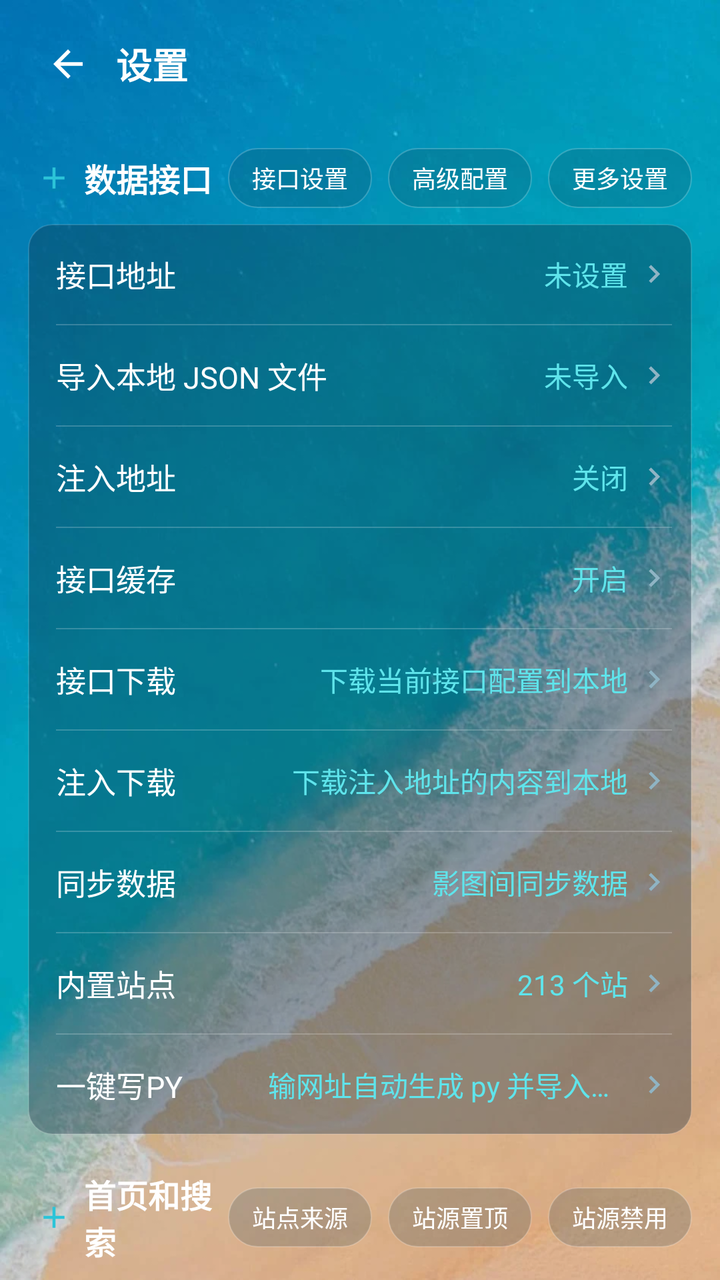
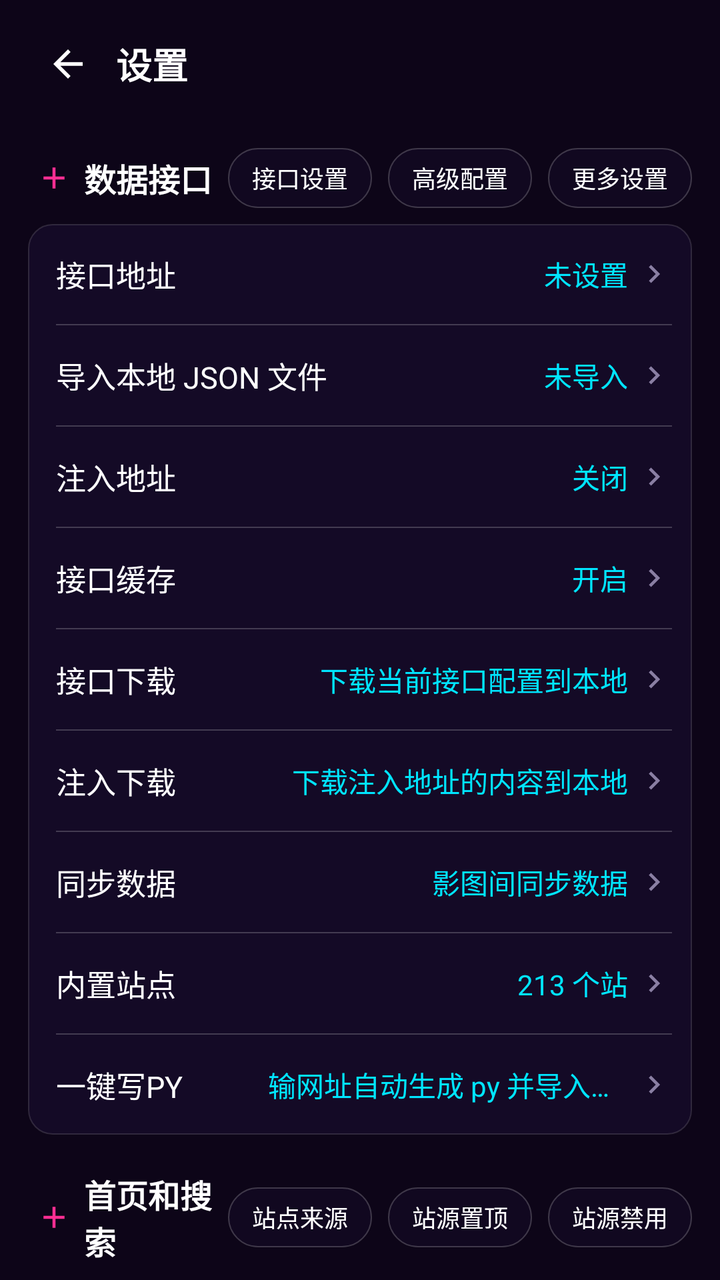

Before-and-after screenshots of an Android layout around one commit, followed by the original layout XML and the change that was made.
<!-- AndroidManifest.xml: application theme AppTheme -->
<!-- res/layout/activity_setting.xml -->
<?xml version="1.0" encoding="utf-8"?>
<ScrollView xmlns:android="http://schemas.android.com/apk/res/android"
    xmlns:app="http://schemas.android.com/apk/res-auto"
    android:layout_width="match_parent"
    android:layout_height="match_parent"
    android:fillViewport="true"
    android:fitsSystemWindows="true"
    android:scrollbars="none">

    <LinearLayout
        android:layout_width="match_parent"
        android:layout_height="wrap_content"
        android:orientation="vertical"
        android:paddingStart="14dp"
        android:paddingEnd="14dp"
        android:paddingTop="8dp"
        android:paddingBottom="24dp">

        
        <LinearLayout
            android:layout_width="match_parent"
            android:layout_height="48dp"
            android:gravity="center_vertical"
            android:orientation="horizontal">

            <ImageView
                android:id="@+id/ivBack"
                android:layout_width="40dp"
                android:layout_height="40dp"
                android:background="?attr/selectableItemBackgroundBorderless"
                android:padding="9dp"
                android:src="@drawable/ic_back"
                app:tint="@color/text_primary" />

            <TextView
                android:layout_width="0dp"
                android:layout_height="wrap_content"
                android:layout_weight="1"
                android:layout_marginStart="4dp"
                android:text="@string/title_setting"
                android:textColor="@color/text_primary"
                android:textSize="18sp"
                android:textStyle="bold" />
        </LinearLayout>

        
        <LinearLayout style="@style/SettingSectionHeader">
            <TextView style="@style/SettingSectionTitle" android:text="@string/sec_data" />
            <TextView android:id="@+id/btnApiSetting" style="@style/SettingHeaderBtn" android:text="@string/act_api_setting" />
            <TextView android:id="@+id/btnApiAdvanced" style="@style/SettingHeaderBtn" android:text="@string/act_api_advanced" />
            <TextView android:id="@+id/btnApiMore" style="@style/SettingHeaderBtn" android:text="更多设置" />
        </LinearLayout>

        <LinearLayout style="@style/SettingCard">
            <LinearLayout android:id="@+id/rowApiUrl" style="@style/SettingRow">
                <TextView style="@style/SettingLabel" android:text="@string/row_api_url" />
                <TextView android:id="@+id/tvApiUrl" style="@style/SettingValue" android:text="@string/val_not_set" />
                <ImageView style="@style/SettingArrow" />
            </LinearLayout>

            <View style="@style/SettingSep" />

            <LinearLayout android:id="@+id/rowImportLocalJson" style="@style/SettingRow">
                <TextView style="@style/SettingLabel" android:text="导入本地 JSON 文件" />
                <TextView android:id="@+id/tvImportLocalJson" style="@style/SettingValue" android:text="未导入" />
                <ImageView style="@style/SettingArrow" />
            </LinearLayout>

            <View style="@style/SettingSep" />

            <LinearLayout android:id="@+id/rowInject" style="@style/SettingRow">
                <TextView style="@style/SettingLabel" android:text="@string/row_inject" />
                <TextView android:id="@+id/tvInject" style="@style/SettingValue" android:text="@string/val_off" />
                <ImageView style="@style/SettingArrow" />
            </LinearLayout>

            <View style="@style/SettingSep" />

            <LinearLayout android:id="@+id/rowApiCache" style="@style/SettingRow">
                <TextView style="@style/SettingLabel" android:text="@string/row_api_cache" />
                <TextView android:id="@+id/tvApiCache" style="@style/SettingValue" android:text="@string/val_on" />
                <ImageView style="@style/SettingArrow" />
            </LinearLayout>

            <View style="@style/SettingSep" />

            <LinearLayout android:id="@+id/rowApiDownload" style="@style/SettingRow">
                <TextView style="@style/SettingLabel" android:text="接口下载" />
                <TextView android:id="@+id/tvApiDownload" style="@style/SettingValue" android:text="下载当前接口配置到本地" />
                <ImageView style="@style/SettingArrow" />
            </LinearLayout>

            <View style="@style/SettingSep" />

            <LinearLayout android:id="@+id/rowInjectDownload" style="@style/SettingRow">
                <TextView style="@style/SettingLabel" android:text="注入下载" />
                <TextView android:id="@+id/tvInjectDownload" style="@style/SettingValue" android:text="下载注入地址的内容到本地" />
                <ImageView style="@style/SettingArrow" />
            </LinearLayout>

            <View style="@style/SettingSep" />

            <LinearLayout android:id="@+id/rowSyncData" style="@style/SettingRow">
                <TextView style="@style/SettingLabel" android:text="同步数据" />
                <TextView android:id="@+id/tvSyncData" style="@style/SettingValue" android:text="影图间同步数据" />
                <ImageView style="@style/SettingArrow" />
            </LinearLayout>

            <View style="@style/SettingSep" />

            <LinearLayout android:id="@+id/rowBuiltinZone" style="@style/SettingRow">
                <TextView style="@style/SettingLabel" android:text="内置站点" />
                <TextView android:id="@+id/tvBuiltinZone" style="@style/SettingValue" android:text="213 个站" />
                <ImageView style="@style/SettingArrow" />
            </LinearLayout>

            <View style="@style/SettingSep" />

            <LinearLayout android:id="@+id/rowOneKeyPy" style="@style/SettingRow">
                <TextView style="@style/SettingLabel" android:text="一键写PY" />
                <TextView style="@style/SettingValue" android:text="输网址自动生成 py 并导入站源管理" />
                <ImageView style="@style/SettingArrow" />
            </LinearLayout>
        </LinearLayout>

        
        <LinearLayout style="@style/SettingSectionHeader">
            <TextView style="@style/SettingSectionTitle" android:text="@string/sec_home" />
            <TextView android:id="@+id/btnSiteSource" style="@style/SettingHeaderBtn" android:text="站点来源" />
            <TextView android:id="@+id/btnSourcePin" style="@style/SettingHeaderBtn" android:text="@string/act_source_pin" />
            <TextView android:id="@+id/btnSourceDisable" style="@style/SettingHeaderBtn" android:text="@string/act_source_disable" />
        </LinearLayout>

        <LinearLayout style="@style/SettingCard">
            <LinearLayout android:id="@+id/rowStartSource" style="@style/SettingRow">
                <TextView style="@style/SettingLabel" android:text="@string/row_start_source" />
                <TextView android:id="@+id/tvStartSource" style="@style/SettingValue" android:text="@string/val_off" />
                <ImageView style="@style/SettingArrow" />
            </LinearLayout>

            <View style="@style/SettingSep" />

            <LinearLayout android:id="@+id/rowHomeRec" style="@style/SettingRow">
                <TextView style="@style/SettingLabel" android:text="@string/row_home_rec" />
                <TextView android:id="@+id/tvHomeRec" style="@style/SettingValue" android:text="@string/val_douban" />
                <ImageView style="@style/SettingArrow" />
            </LinearLayout>

            <View style="@style/SettingSep" />

            <LinearLayout android:id="@+id/rowSearchShow" style="@style/SettingRow">
                <TextView style="@style/SettingLabel" android:text="@string/row_search_show" />
                <TextView android:id="@+id/tvSearchShow" style="@style/SettingValue" android:text="@string/val_pic_text" />
                <ImageView style="@style/SettingArrow" />
            </LinearLayout>

            <View style="@style/SettingSep" />

            <LinearLayout android:id="@+id/rowHomeLayout" style="@style/SettingRow">
                <TextView style="@style/SettingLabel" android:text="首页布局" />
                <TextView android:id="@+id/tvHomeLayout" style="@style/SettingValue" android:text="侧边栏" />
                <ImageView style="@style/SettingArrow" />
            </LinearLayout>

            <View style="@style/SettingSep" />

            <LinearLayout android:id="@+id/rowHomeSourceCols" style="@style/SettingRow">
                <TextView style="@style/SettingLabel" android:text="首页选源列数" />
                <TextView android:id="@+id/tvHomeSourceCols" style="@style/SettingValue" android:text="2 列" />
                <ImageView style="@style/SettingArrow" />
            </LinearLayout>

            <View style="@style/SettingSep" />

            <LinearLayout android:id="@+id/rowSearchSite" style="@style/SettingRow">
                <TextView style="@style/SettingLabel" android:text="搜索站点" />
                <TextView android:id="@+id/tvSearchSite" style="@style/SettingValue" android:text="全部" />
                <ImageView style="@style/SettingArrow" />
            </LinearLayout>
        </LinearLayout>

        
        <LinearLayout style="@style/SettingSectionHeader">
            <TextView style="@style/SettingSectionTitle" android:text="@string/sec_play" />
        </LinearLayout>

        <LinearLayout style="@style/SettingCard">
            <LinearLayout android:id="@+id/rowDetailStyle" style="@style/SettingRow">
                <TextView style="@style/SettingLabel" android:text="@string/row_detail_style" />
                <TextView android:id="@+id/tvDetailStyle" style="@style/SettingValue" android:text="@string/val_detail_style" />
                <ImageView style="@style/SettingArrow" />
            </LinearLayout>

            <View style="@style/SettingSep" />

            <LinearLayout android:id="@+id/rowProgressTag" style="@style/SettingRow">
                <TextView style="@style/SettingLabel" android:text="@string/row_progress_tag" />
                <TextView android:id="@+id/tvProgressTag" style="@style/SettingValue" android:text="@string/val_name" />
                <ImageView style="@style/SettingArrow" />
            </LinearLayout>

            <View style="@style/SettingSep" />

            <LinearLayout android:id="@+id/rowPlayer" style="@style/SettingRow">
                <TextView style="@style/SettingLabel" android:text="@string/row_player" />
                <TextView android:id="@+id/tvPlayer" style="@style/SettingValue" android:text="@string/val_exo" />
                <ImageView style="@style/SettingArrow" />
            </LinearLayout>

            <View style="@style/SettingSep" />

            <LinearLayout android:id="@+id/rowRender" style="@style/SettingRow">
                <TextView style="@style/SettingLabel" android:text="@string/row_render" />
                <TextView android:id="@+id/tvRender" style="@style/SettingValue" android:text="@string/val_texture" />
                <ImageView style="@style/SettingArrow" />
            </LinearLayout>

            <View style="@style/SettingSep" />

            <LinearLayout android:id="@+id/rowScale" style="@style/SettingRow">
                <TextView style="@style/SettingLabel" android:text="@string/row_scale" />
                <TextView android:id="@+id/tvScale" style="@style/SettingValue" android:text="@string/val_fit" />
                <ImageView style="@style/SettingArrow" />
            </LinearLayout>

            <View style="@style/SettingSep" />

            <LinearLayout android:id="@+id/rowParse" style="@style/SettingRow">
                <TextView style="@style/SettingLabel" android:text="@string/setting_default_parse" />
                <TextView android:id="@+id/tvParseName" style="@style/SettingValue" android:text="@string/parse_none" />
                <ImageView style="@style/SettingArrow" />
            </LinearLayout>

            <View style="@style/SettingSep" />

            <LinearLayout android:id="@+id/rowSkipAd" style="@style/SettingRow">
                <TextView style="@style/SettingLabel" android:text="@string/row_skip_ad" />
                <TextView android:id="@+id/tvSkipAd" style="@style/SettingValue" android:text="@string/val_on" />
                <ImageView style="@style/SettingArrow" />
            </LinearLayout>

            <View style="@style/SettingSep" />

            <LinearLayout android:id="@+id/rowSnifferView" style="@style/SettingRow">
                <TextView style="@style/SettingLabel" android:text="嗅探View" />
                <TextView android:id="@+id/tvSnifferView" style="@style/SettingValue" android:text="系统自带" />
                <ImageView style="@style/SettingArrow" />
            </LinearLayout>

            <View style="@style/SettingSep" />

            <LinearLayout android:id="@+id/rowAutoFloat" style="@style/SettingRow">
                <TextView style="@style/SettingLabel" android:text="@string/row_auto_float" />
                <TextView android:id="@+id/tvAutoFloat" style="@style/SettingValue" android:text="@string/val_off" />
                <ImageView style="@style/SettingArrow" />
            </LinearLayout>

            <View style="@style/SettingSep" />

            <LinearLayout android:id="@+id/rowBufferTimeout" style="@style/SettingRow">
                <TextView style="@style/SettingLabel" android:text="缓冲超时时间" />
                <TextView android:id="@+id/tvBufferTimeout" style="@style/SettingValue" android:text="@string/val_off" />
                <ImageView style="@style/SettingArrow" />
            </LinearLayout>

            <View style="@style/SettingSep" />

            <LinearLayout android:id="@+id/rowIjkBuffer" style="@style/SettingRow">
                <TextView style="@style/SettingLabel" android:text="IJK边播边存" />
                <TextView android:id="@+id/tvIjkBuffer" style="@style/SettingValue" android:text="@string/val_off" />
                <ImageView style="@style/SettingArrow" />
            </LinearLayout>

            <View style="@style/SettingSep" />

            <LinearLayout android:id="@+id/rowIjkDecode" style="@style/SettingRow">
                <TextView style="@style/SettingLabel" android:text="IJK解码" />
                <TextView android:id="@+id/tvIjkDecode" style="@style/SettingValue" android:text="硬解码" />
                <ImageView style="@style/SettingArrow" />
            </LinearLayout>

            <View style="@style/SettingSep" />

            <LinearLayout android:id="@+id/rowCacheLocation" style="@style/SettingRow">
                <TextView style="@style/SettingLabel" android:text="缓存位置" />
                <TextView android:id="@+id/tvCacheLocation" style="@style/SettingValue" android:text="默认" />
                <ImageView style="@style/SettingArrow" />
            </LinearLayout>
        </LinearLayout>

        
        <LinearLayout style="@style/SettingSectionHeader">
            <TextView style="@style/SettingSectionTitle" android:text="@string/sec_system" />
        </LinearLayout>

        <LinearLayout style="@style/SettingCard">
            <LinearLayout android:id="@+id/rowOrientation" style="@style/SettingRow">
                <TextView style="@style/SettingLabel" android:text="@string/row_orientation" />
                <TextView android:id="@+id/tvOrientation" style="@style/SettingValue" android:text="@string/val_portrait" />
                <ImageView style="@style/SettingArrow" />
            </LinearLayout>

            <View style="@style/SettingSep" />

            <LinearLayout android:id="@+id/rowDarkMode" style="@style/SettingRow">
                <TextView style="@style/SettingLabel" android:text="@string/setting_dark_mode" />
                <androidx.appcompat.widget.SwitchCompat
                    android:id="@+id/swDark"
                    android:layout_width="wrap_content"
                    android:layout_height="wrap_content" />
            </LinearLayout>

            <View style="@style/SettingSep" />

            <LinearLayout android:id="@+id/rowStartPage" style="@style/SettingRow">
                <TextView style="@style/SettingLabel" android:text="@string/row_start_page" />
                <TextView android:id="@+id/tvStartPage" style="@style/SettingValue" android:text="@string/val_home" />
                <ImageView style="@style/SettingArrow" />
            </LinearLayout>

            <View style="@style/SettingSep" />

            <LinearLayout android:id="@+id/rowSecureDns" style="@style/SettingRow">
                <TextView style="@style/SettingLabel" android:text="安全DNS" />
                <TextView android:id="@+id/tvSecureDns" style="@style/SettingValue" android:text="@string/val_off" />
                <ImageView style="@style/SettingArrow" />
            </LinearLayout>

            <View style="@style/SettingSep" />

            <LinearLayout android:id="@+id/rowWallpaperFx" style="@style/SettingRow">
                <TextView style="@style/SettingLabel" android:text="壁纸虚化|亮度" />
                <TextView android:id="@+id/tvWallpaperFx" style="@style/SettingValue" android:text="0 | 0" />
                <ImageView style="@style/SettingArrow" />
            </LinearLayout>

            <View style="@style/SettingSep" />

            <LinearLayout android:id="@+id/rowCateViewType" style="@style/SettingRow">
                <TextView style="@style/SettingLabel" android:text="分类视图类型" />
                <TextView android:id="@+id/tvCateViewType" style="@style/SettingValue" android:text="普通视图1" />
                <ImageView style="@style/SettingArrow" />
            </LinearLayout>

            <View style="@style/SettingSep" />

            <LinearLayout android:id="@+id/rowCateViewCols" style="@style/SettingRow">
                <TextView style="@style/SettingLabel" android:text="分类视图列数" />
                <TextView android:id="@+id/tvCateViewCols" style="@style/SettingValue" android:text="方案2" />
                <ImageView style="@style/SettingArrow" />
            </LinearLayout>

            <View style="@style/SettingSep" />

            <LinearLayout android:id="@+id/rowAutoClear" style="@style/SettingRow">
                <TextView style="@style/SettingLabel" android:text="自清播放缓存" />
                <androidx.appcompat.widget.SwitchCompat
                    android:id="@+id/swAutoClear"
                    android:layout_width="wrap_content"
                    android:layout_height="wrap_content" />
            </LinearLayout>

            <View style="@style/SettingSep" />

            <LinearLayout android:id="@+id/rowGridColumns" style="@style/SettingRow">
                <TextView style="@style/SettingLabel" android:text="@string/row_grid_columns" />
                <TextView android:id="@+id/tvGridColumns" style="@style/SettingValue" android:text="@string/val_columns3" />
                <ImageView style="@style/SettingArrow" />
            </LinearLayout>

            <View style="@style/SettingSep" />

            <LinearLayout android:id="@+id/rowClearCache" style="@style/SettingRow">
                <TextView style="@style/SettingLabel" android:text="清除缓存" />
                <TextView android:id="@+id/tvCacheHint" style="@style/SettingValue" android:text="@string/val_on" />
                <ImageView style="@style/SettingArrow" />
            </LinearLayout>

            <View style="@style/SettingSep" />

            <LinearLayout android:id="@+id/rowDramaPreload" style="@style/SettingRow">
                <TextView style="@style/SettingLabel" android:text="短剧预加载" />
                <androidx.appcompat.widget.SwitchCompat
                    android:id="@+id/swDramaPreload"
                    android:layout_width="wrap_content"
                    android:layout_height="wrap_content" />
            </LinearLayout>

            <View style="@style/SettingSep" />

            <LinearLayout android:id="@+id/rowBackgroundPlay" style="@style/SettingRow">
                <TextView style="@style/SettingLabel" android:text="@string/row_background_play" />
                <androidx.appcompat.widget.SwitchCompat
                    android:id="@+id/swBackgroundPlay"
                    android:layout_width="wrap_content"
                    android:layout_height="wrap_content" />
            </LinearLayout>

            <View style="@style/SettingSep" />

            <LinearLayout android:id="@+id/rowWallpaper" style="@style/SettingRow">
                <TextView style="@style/SettingLabel" android:text="壁纸" />
                <TextView android:id="@+id/tvWallpaper" style="@style/SettingValue" android:text="默认" />
                <ImageView style="@style/SettingArrow" />
            </LinearLayout>
        </LinearLayout>

        
        <LinearLayout
            android:layout_width="match_parent"
            android:layout_height="wrap_content"
            android:layout_marginTop="10dp"
            android:orientation="horizontal"
            android:weightSum="2">

            <TextView
                android:id="@+id/btnBackup"
                style="@style/SettingBottomBtn"
                android:layout_marginEnd="5dp"
                android:text="@string/act_backup" />

            <TextView
                android:id="@+id/btnClearCache"
                style="@style/SettingBottomBtn"
                android:layout_marginStart="5dp"
                android:text="@string/act_clear_cache" />
        </LinearLayout>

        <LinearLayout
            android:layout_width="match_parent"
            android:layout_height="wrap_content"
            android:layout_marginTop="10dp"
            android:orientation="horizontal"
            android:weightSum="2">

            <TextView
                android:id="@+id/btnUpdate"
                style="@style/SettingBottomBtn"
                android:layout_marginEnd="5dp"
                android:text="@string/act_update" />

            <TextView
                android:id="@+id/btnAbout"
                style="@style/SettingBottomBtn"
                android:layout_marginStart="5dp"
                android:text="@string/act_about" />
        </LinearLayout>

        <TextView
            android:id="@+id/tvVersion"
            android:layout_width="match_parent"
            android:layout_height="wrap_content"
            android:layout_marginTop="16dp"
            android:gravity="center"
            android:textColor="@color/text_secondary"
            android:textSize="12sp" />
    </LinearLayout>
</ScrollView>
<!-- resources referenced by this layout -->
<resources>
  <color name="text_primary">#FFFFFF</color>
  <color name="text_secondary">#C4DEE9</color>
  <string name="act_about">关于</string>
  <string name="act_api_advanced">高级配置</string>
  <string name="act_api_setting">接口设置</string>
  <string name="act_backup">数据备份</string>
  <string name="act_clear_cache">清除缓存</string>
  <string name="act_source_disable">站源禁用</string>
  <string name="act_source_pin">站源置顶</string>
  <string name="act_update">检测更新</string>
  <string name="parse_none">未配置</string>
  <string name="row_api_cache">接口缓存</string>
  <string name="row_api_url">接口地址</string>
  <string name="row_auto_float">自动悬浮</string>
  <string name="row_background_play">后台播放</string>
  <string name="row_detail_style">详情页样式</string>
  <string name="row_grid_columns">首页网格列数</string>
  <string name="row_home_rec">首页推荐</string>
  <string name="row_inject">注入地址</string>
  <string name="row_orientation">屏幕方向</string>
  <string name="row_player">默认播放器</string>
  <string name="row_progress_tag">进度标识</string>
  <string name="row_render">渲染方式</string>
  <string name="row_scale">画面缩放</string>
  <string name="row_search_show">搜索展示</string>
  <string name="row_skip_ad">解析跳过防盗</string>
  <string name="row_start_page">默认启动</string>
  <string name="row_start_source">启动站源</string>
  <string name="sec_data">数据接口</string>
  <string name="sec_home">首页和搜索</string>
  <string name="sec_play">播放设置</string>
  <string name="sec_system">系统设置</string>
  <string name="setting_dark_mode">深色模式</string>
  <string name="setting_default_parse">默认解析</string>
  <string name="title_setting">设置</string>
  <string name="val_columns3">3 列</string>
  <string name="val_detail_style">影音图片</string>
  <string name="val_douban">豆瓣热播</string>
  <string name="val_exo">ExoPlayer</string>
  <string name="val_fit">适应</string>
  <string name="val_home">首页</string>
  <string name="val_name">名称</string>
  <string name="val_not_set">未设置 </string>
  <string name="val_off">关闭</string>
  <string name="val_on">开启</string>
  <string name="val_pic_text">图片｜文字</string>
  <string name="val_portrait">竖屏</string>
  <string name="val_texture">TextureView</string>
  <style name="SettingArrow">
          <item name="android:layout_width">18dp</item>
          <item name="android:layout_height">18dp</item>
          <item name="android:layout_marginStart">4dp</item>
          <item name="android:src">@drawable/ic_arrow_right</item>
      </style>
  <style name="SettingSep">
          <item name="android:layout_width">match_parent</item>
          <item name="android:layout_height">0.5dp</item>
          <item name="android:background">@color/divider</item>
      </style>
  <style name="AppTheme" parent="Base.AppTheme" />
  <color name="divider">#33FFFFFF</color>
  <color name="value_teal">#5FE4EB</color>
  <style name="Base.AppTheme" parent="Theme.Material3.Dark.NoActionBar">
          <item name="colorPrimary">@color/colorPrimary</item>
          <item name="colorOnPrimary">@color/colorOnPrimary</item>
          <item name="colorPrimaryVariant">@color/colorPrimaryVariant</item>
          <item name="android:statusBarColor">@android:color/transparent</item>
          <item name="android:navigationBarColor">@android:color/transparent</item>
          <item name="android:windowBackground">@drawable/bg_beach</item>
          <item name="android:windowDrawsSystemBarBackgrounds">true</item>
          <item name="android:forceDarkAllowed">false</item>
      </style>
  <color name="text_hint">#8FB4C4</color>
  <color name="card_bg_strong">#59102A3C</color>
  <color name="card_bg">#3313384A</color>
  <color name="colorPrimary">#2BC4D8</color>
  <color name="colorOnPrimary">#06202A</color>
  <color name="colorPrimaryVariant">#1FA7BC</color>
  <!-- drawable bg_beach: webp bitmap (drawable-nodpi, 64794 bytes) -->
  <!-- unchanged entries left out for length: 13 -->
</resources>

<!-- the commit's change to res/layout/activity_setting.xml (unified diff, before → after) -->
@@ -151,14 +151,6 @@
             <LinearLayout android:id="@+id/rowSearchShow" style="@style/SettingRow">
                 <TextView style="@style/SettingLabel" android:text="@string/row_search_show" />
                 <TextView android:id="@+id/tvSearchShow" style="@style/SettingValue" android:text="@string/val_pic_text" />
-                <ImageView style="@style/SettingArrow" />
-            </LinearLayout>
-
-            <View style="@style/SettingSep" />
-
-            <LinearLayout android:id="@+id/rowHomeLayout" style="@style/SettingRow">
-                <TextView style="@style/SettingLabel" android:text="首页布局" />
-                <TextView android:id="@+id/tvHomeLayout" style="@style/SettingValue" android:text="侧边栏" />
                 <ImageView style="@style/SettingArrow" />
             </LinearLayout>
 
<!-- resource entries referenced after the edit -->
@@ -1,7 +1,7 @@
 <!-- resources referenced by this layout -->
 <resources>
   <color name="text_primary">#FFFFFF</color>
-  <color name="text_secondary">#C4DEE9</color>
+  <color name="text_secondary">#B9A8D6</color>
   <string name="act_about">关于</string>
   <string name="act_api_advanced">高级配置</string>
   <string name="act_api_setting">接口设置</string>
@@ -61,24 +61,24 @@
       </style>
   <style name="AppTheme" parent="Base.AppTheme" />
   <color name="divider">#33FFFFFF</color>
-  <color name="value_teal">#5FE4EB</color>
+  <color name="value_teal">#00E5FF</color>
   <style name="Base.AppTheme" parent="Theme.Material3.Dark.NoActionBar">
           <item name="colorPrimary">@color/colorPrimary</item>
           <item name="colorOnPrimary">@color/colorOnPrimary</item>
           <item name="colorPrimaryVariant">@color/colorPrimaryVariant</item>
           <item name="android:statusBarColor">@android:color/transparent</item>
           <item name="android:navigationBarColor">@android:color/transparent</item>
-          <item name="android:windowBackground">@drawable/bg_beach</item>
+          <item name="android:windowBackground">@color/bg_dark</item>
           <item name="android:windowDrawsSystemBarBackgrounds">true</item>
           <item name="android:forceDarkAllowed">false</item>
       </style>
-  <color name="text_hint">#8FB4C4</color>
-  <color name="card_bg_strong">#59102A3C</color>
-  <color name="card_bg">#3313384A</color>
-  <color name="colorPrimary">#2BC4D8</color>
-  <color name="colorOnPrimary">#06202A</color>
-  <color name="colorPrimaryVariant">#1FA7BC</color>
-  <!-- drawable bg_beach: webp bitmap (drawable-nodpi, 64794 bytes) -->
+  <color name="text_hint">#8A7FA3</color>
+  <color name="card_bg_strong">#59241640</color>
+  <color name="card_bg">#33241640</color>
+  <color name="colorPrimary">#FF2E93</color>
+  <color name="colorOnPrimary">#FFFFFF</color>
+  <color name="colorPrimaryVariant">#C2187A</color>
+  <color name="bg_dark">#0D0518</color>
   <!-- unchanged entries left out for length: 13 -->
 </resources>
 
